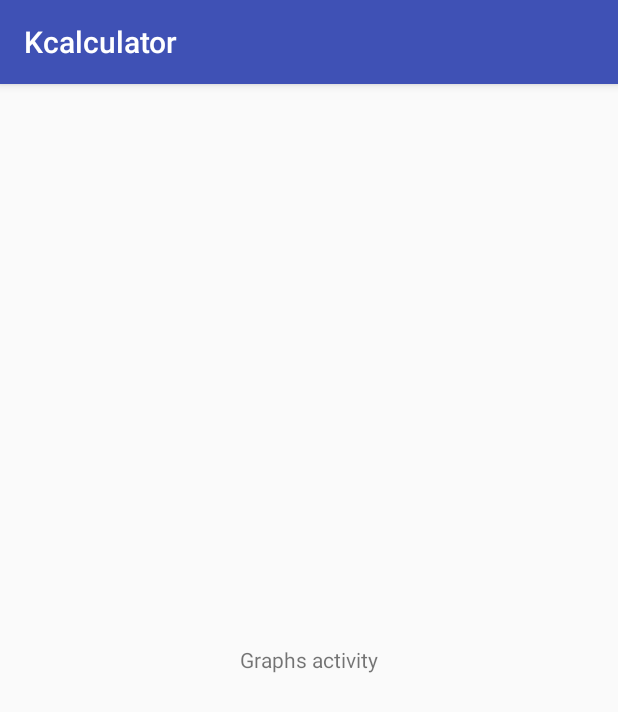
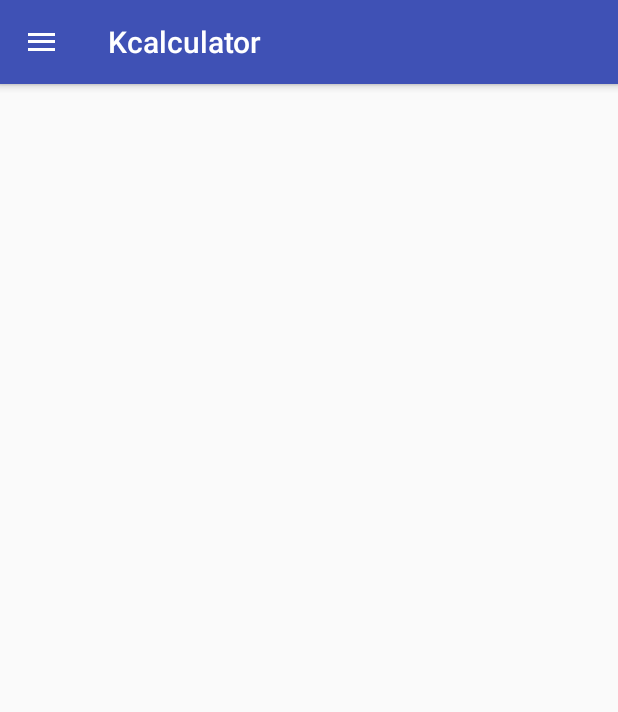
Before and after one commit to vtimea/Kcalculator, an Android app: the GraphsActivity screen opened directly, with no data from a screen before it, on a phone screen of 412 x 824 dp. Shown: the top 712 px of the screen. Run offline under Robolectric (Android 15) with nearby library versions, the phone set to English and light mode, and no system bars.

Commit message:
graphs activity: add nav drawer

```diff
--- a/app/src/main/java/vtimea/kcalculator/activities/GraphsActivity.java
+++ b/app/src/main/java/vtimea/kcalculator/activities/GraphsActivity.java
@@ -1,15 +1,78 @@
 package vtimea.kcalculator.activities;
 
+import android.content.Intent;
+import android.support.annotation.NonNull;
+import android.support.design.widget.NavigationView;
+import android.support.v4.view.GravityCompat;
+import android.support.v4.widget.DrawerLayout;
+import android.support.v7.app.ActionBar;
 import android.support.v7.app.AppCompatActivity;
 import android.os.Bundle;
+import android.view.MenuItem;
 
 import vtimea.kcalculator.R;
 
 public class GraphsActivity extends AppCompatActivity {
 
+    private DrawerLayout mDrawerLayout;
+
     @Override
     protected void onCreate(Bundle savedInstanceState) {
         super.onCreate(savedInstanceState);
         setContentView(R.layout.activity_graphs);
+
+        mDrawerLayout = findViewById(R.id.home_activity_drawer_layout);
+
+//        init navigation drawer
+        ActionBar actionbar = getSupportActionBar();
+        actionbar.setDisplayHomeAsUpEnabled(true);
+        actionbar.setHomeAsUpIndicator(R.drawable.ic_menu_white_24dp);
+
+        NavigationView navigationView = findViewById(R.id.nav_view);
+        navigationView.getMenu().getItem(1).setChecked(true);
+        navigationView.setNavigationItemSelectedListener(
+                new NavigationView.OnNavigationItemSelectedListener() {
+                    @Override
+                    public boolean onNavigationItemSelected(@NonNull MenuItem item) {
+                        item.setChecked(true);
+                        mDrawerLayout.closeDrawers();
+                        Intent intent;
+                        switch (item.getOrder()){
+                            //home
+                            case 0:
+                                intent = new Intent(getBaseContext(), HomeActivity.class);
+                                intent.addFlags(Intent.FLAG_ACTIVITY_NO_ANIMATION);
+                                startActivity(intent);
+                                return true;
+                            //graphs
+                            case 1:
+                                //stay on graphs activity
+                                return true;
+                            //settings
+                            case 2:
+                                intent = new Intent(getBaseContext(), SettingsActivity.class);
+                                intent.addFlags(Intent.FLAG_ACTIVITY_NO_ANIMATION);
+                                startActivity(intent);
+                                return true;
+                            default:
+                                //stay on the activity
+                                return true;
+                        }
+                    }
+                }
+        );
+    }
+
+    @Override
+    public boolean onOptionsItemSelected(MenuItem item) {
+        switch (item.getItemId()) {
+            case android.R.id.home:
+                if(mDrawerLayout.isDrawerOpen(GravityCompat.START))
+                    mDrawerLayout.closeDrawers();
+                else
+                    mDrawerLayout.openDrawer(GravityCompat.START);
+                return true;
+        }
+        return super.onOptionsItemSelected(item);
     }
 }
--- a/app/src/main/res/layout/activity_graphs.xml
+++ b/app/src/main/res/layout/activity_graphs.xml
@@ -1,15 +1,25 @@
 <?xml version="1.0" encoding="utf-8"?>
-<android.widget.RelativeLayout xmlns:android="http://schemas.android.com/apk/res/android"
+<android.support.design.widget.CoordinatorLayout xmlns:android="http://schemas.android.com/apk/res/android"
+    xmlns:app="http://schemas.android.com/apk/res-auto"
     xmlns:tools="http://schemas.android.com/tools"
     android:layout_width="match_parent"
     android:layout_height="match_parent"
-    tools:context="vtimea.kcalculator.activities.GraphsActivity">
+    tools:context="vtimea.kcalculator.activities.HomeActivity">
 
-    <TextView
-        android:id="@+id/tvGraphs"
-        android:layout_width="wrap_content"
+    <android.support.design.widget.AppBarLayout
+        android:layout_width="match_parent"
         android:layout_height="wrap_content"
-        android:layout_centerHorizontal="true"
-        android:layout_centerVertical="true"
-        android:text="Graphs activity" />
-</android.widget.RelativeLayout>
+        android:theme="@style/AppTheme.AppBarOverlay">
+
+        <android.support.v7.widget.Toolbar
+            android:id="@+id/toolbar"
+            android:layout_width="match_parent"
+            android:layout_height="?attr/actionBarSize"
+            android:background="?attr/colorPrimary"
+            app:popupTheme="@style/AppTheme.PopupOverlay" />
+
+    </android.support.design.widget.AppBarLayout>
+
+    <include layout="@layout/content_graphs" />
+
+</android.support.design.widget.CoordinatorLayout>
--- a/app/src/main/res/layout/content_graphs.xml
+++ b/app/src/main/res/layout/content_graphs.xml
@@ -1,6 +1,26 @@
 <?xml version="1.0" encoding="utf-8"?>
-<android.support.constraint.ConstraintLayout
-    xmlns:android="http://schemas.android.com/apk/res/android" android:layout_width="match_parent"
-    android:layout_height="match_parent">
+<android.support.v4.widget.DrawerLayout xmlns:android="http://schemas.android.com/apk/res/android"
+    xmlns:app="http://schemas.android.com/apk/res-auto"
+    android:id="@+id/home_activity_drawer_layout"
+    android:layout_width="match_parent"
+    android:layout_height="match_parent"
+    android:fitsSystemWindows="true">
 
-</android.support.constraint.ConstraintLayout>
+    <!-- Main body of the screen -->
+    <android.widget.LinearLayout
+        android:layout_width="match_parent"
+        android:layout_height="match_parent"
+        app:layout_behavior="@string/appbar_scrolling_view_behavior"
+        android:orientation="vertical">
+
+    </android.widget.LinearLayout>
+
+    <!-- content of the drawer -->
+    <android.support.design.widget.NavigationView
+        android:id="@+id/nav_view"
+        android:layout_width="wrap_content"
+        android:layout_height="match_parent"
+        android:layout_gravity="start"
+        android:fitsSystemWindows="true"
+        app:menu="@menu/drawer_view"/>
+</android.support.v4.widget.DrawerLayout>
```
